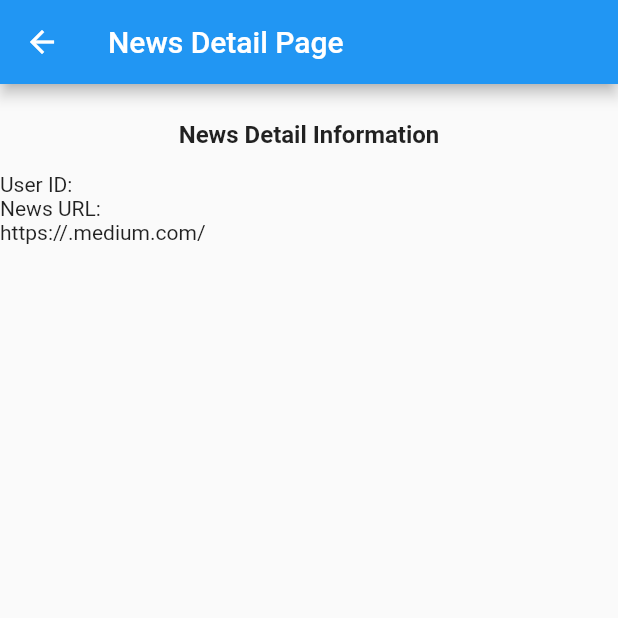
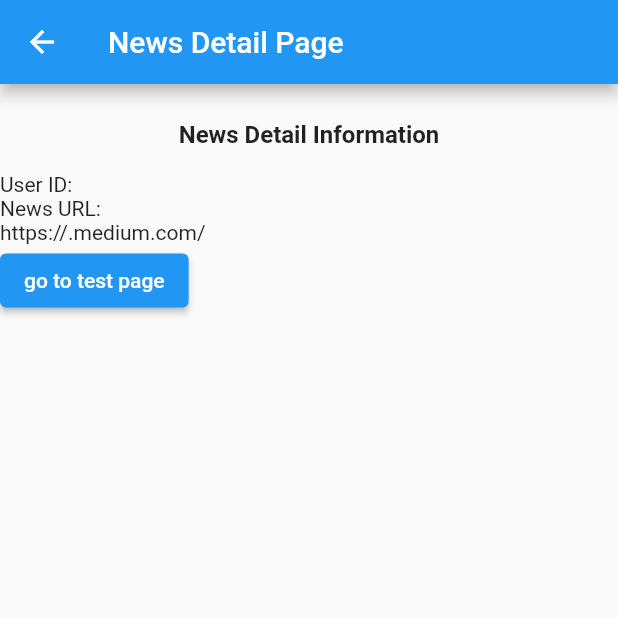
Before and after one commit to kazemini/deep_link, a Flutter app: the NewsPage screen opened directly with empty values, on a phone screen of 412 x 824 dp, the top half of it. Run offline on Flutter 3.47's test engine with Material 2 defaults, Android fonts, the phone set to English and light mode, and no system bars; our stand-ins replace go_router.

Commit message:
addding two page for push testing

```diff
--- a/lib/pages/news_page.dart
+++ b/lib/pages/news_page.dart
@@ -1,4 +1,5 @@
 import 'package:flutter/material.dart';
+import 'package:go_router/go_router.dart';
 
 class NewsPage extends StatelessWidget {
   final String userId;
@@ -25,7 +26,12 @@ class NewsPage extends StatelessWidget {
               )),
           SizedBox(height: 16),
           Text("User ID: $userId"),
-          Text("News URL: \nhttps://$userId.medium.com/$path")
+          Text("News URL: \nhttps://$userId.medium.com/$path"),
+          ElevatedButton(
+              onPressed: (){
+                context.pushNamed("test");
+              },
+              child: Text('go to test page'))
         ],
       ),
     );
```
Also changed, not shown: lib/pages/test_page.dart (added, +10 -0 lines).
